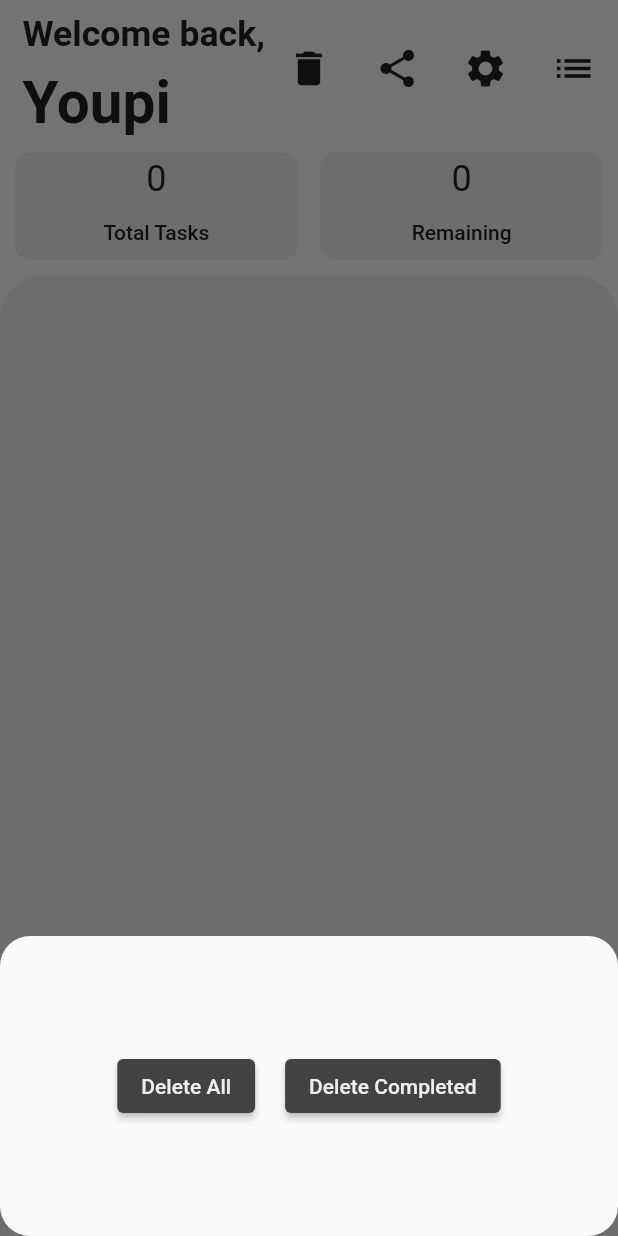
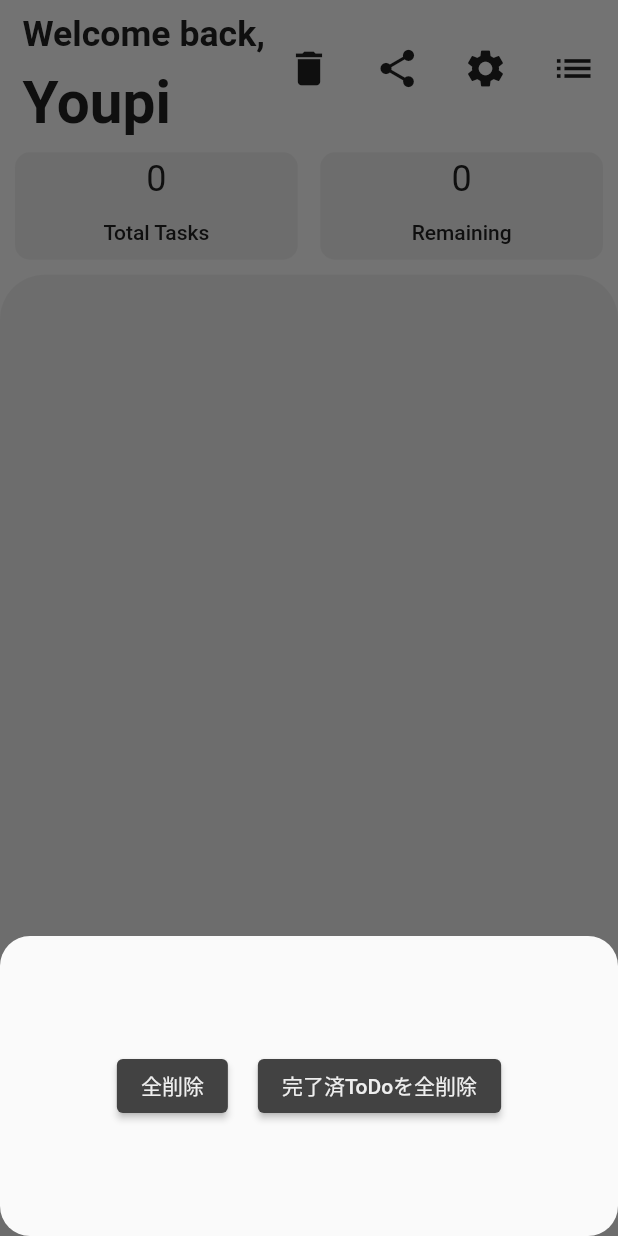
Before and after one commit to sinaxyxx/todolist, a Flutter app: the screen it shows after launch, after a tap on the "delete" icon, on a phone screen of 412 x 824 dp. Run offline on Flutter 3.47's test engine with Material 2 defaults, Android fonts, the phone set to English and light mode, and no system bars; our stand-ins replace share_plus.

```diff
--- a/lib/view/delete_bottom_sheet_view.dart
+++ b/lib/view/delete_bottom_sheet_view.dart
@@ -19,7 +19,7 @@ class DeleteBottomSheetView extends StatelessWidget {
                     viewBrain.deleteAllTask();
                     Navigator.of(context).pop();
                   },
-                  child: Text('Delete All'),
+                  child: Text('全削除'),
                   style: ElevatedButton.styleFrom(
                       backgroundColor: viewBrain.clrlvl3,
                       foregroundColor: viewBrain.clrlvl2)),
@@ -31,7 +31,7 @@ class DeleteBottomSheetView extends StatelessWidget {
                     viewBrain.deleteCompletedTask();
                     Navigator.of(context).pop();
                   },
-                  child: Text('Delete Completed'),
+                  child: Text('完了済ToDoを全削除'),
                   style: ElevatedButton.styleFrom(
                       backgroundColor: viewBrain.clrlvl3,
                       foregroundColor: viewBrain.clrlvl2)),
```
